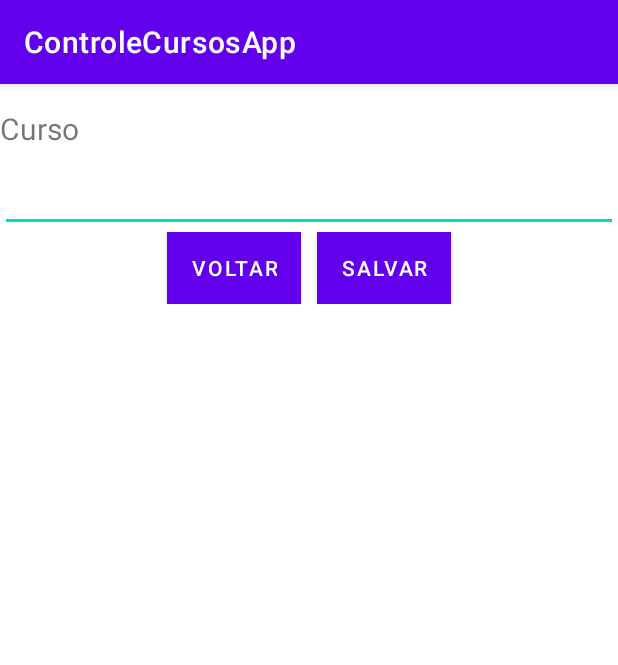
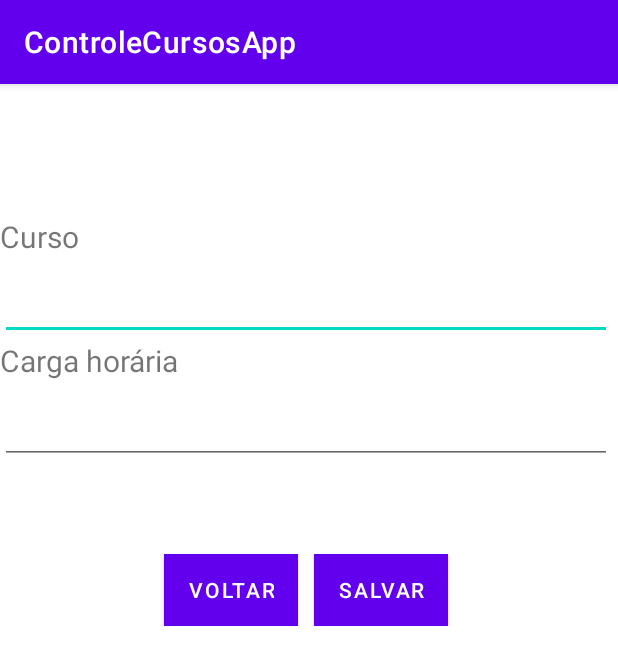
Before and after one commit to resendeisabela/ControleCursosApp, an Android app: the CursoView screen opened directly, with no data from a screen before it, on a phone screen of 412 x 824 dp. Shown: the top 665 px of the screen. Run offline under Robolectric (Android 15) with nearby library versions, the phone set to English and light mode, and no system bars; our stand-ins replace Room's generated code.

Commit message:
add carga horária field in CursoView

```diff
--- a/app/src/main/java/com/example/controlecursosapp/views/CursoView.java
+++ b/app/src/main/java/com/example/controlecursosapp/views/CursoView.java
@@ -52,8 +52,14 @@ public class CursoView extends AppCompatActivity {
                     Toast.LENGTH_SHORT).show();
             return;
         }
+        int qtdeHoras = Integer.parseInt(binding.edtCargaHoraria.getText().toString());
+//        if(binding.edtCargaHoraria.getText().toString().trim().length() <= 0 ){
+//            Toast.makeText(this, "Adicione uma carga horária ao curso.",
+//                    Toast.LENGTH_SHORT).show();
+//            return;
+//        }
 
-        Curso thisCurso = new Curso(nomeCurso, 30);
+        Curso thisCurso = new Curso(nomeCurso, qtdeHoras);
 
         if (dbCurso != null) {
             thisCurso.setCursoId(dbCursoID);
--- a/app/src/main/res/layout/activity_curso_view.xml
+++ b/app/src/main/res/layout/activity_curso_view.xml
@@ -5,9 +5,11 @@
     xmlns:tools="http://schemas.android.com/tools"
     xmlns:app="http://schemas.android.com/apk/res-auto"
     tools:context=".views.CursoView">
+
     <LinearLayout
-        android:layout_width="match_parent"
-        android:layout_height="match_parent"
+        android:layout_width="408dp"
+        android:layout_height="295dp"
+        android:layout_marginTop="72dp"
         android:orientation="vertical"
         app:layout_constraintStart_toStartOf="parent"
         app:layout_constraintTop_toTopOf="parent">
@@ -19,6 +21,8 @@
             android:layout_marginTop="16dp"
             android:text="Curso"
             android:textSize="20sp" />
+
+
         <EditText
             android:id="@+id/edtCurso"
             android:layout_width="match_parent"
@@ -26,11 +30,29 @@
             android:ems="10"
             android:inputType="textPersonName"
             android:textSize="25sp" />
+
+        <TextView
+            android:id="@+id/textView3"
+            android:layout_width="match_parent"
+            android:layout_height="wrap_content"
+            android:text="Carga horária"
+            android:textSize="20sp"/>
+
+        <EditText
+            android:id="@+id/edtCargaHoraria"
+            android:layout_width="match_parent"
+            android:layout_height="wrap_content"
+            android:ems="10"
+            android:inputType="number"
+            android:textSize="25sp" />
+
         <LinearLayout
             android:layout_width="match_parent"
             android:layout_height="wrap_content"
+            android:layout_marginTop="60dp"
             android:gravity="center"
             android:orientation="horizontal">
+
             <Button
                 android:id="@+id/btnVoltar"
                 android:layout_width="wrap_content"
@@ -40,6 +62,7 @@
                 android:background="#CCCCCC"
                 android:onClick="voltar"
                 android:text="Voltar" />
+
             <Button
                 android:id="@+id/btnExcluirCurso"
                 android:layout_width="wrap_content"
@@ -49,6 +72,7 @@
                 android:background="#E91E1E"
                 android:onClick="excluirCurso"
                 android:text="Excluir" />
+
             <Button
                 android:id="@+id/btnSalvarCurso"
                 android:layout_width="wrap_content"
@@ -59,6 +83,7 @@
                 android:onClick="salvarCurso"
                 android:text="Salvar" />
         </LinearLayout>
+
     </LinearLayout>
 
 </androidx.constraintlayout.widget.ConstraintLayout>
```
